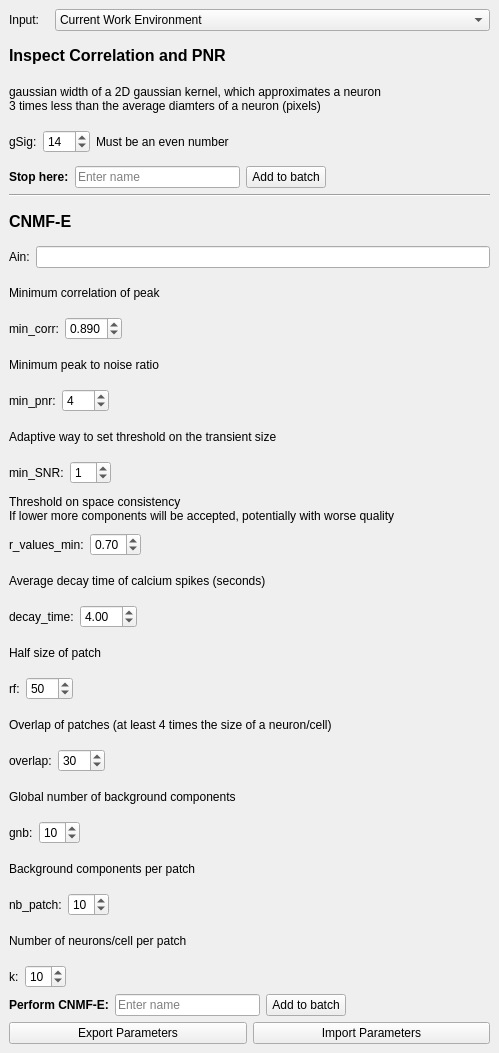
The window that mesmerize/viewer/modules/ui_files/cnmfe_pytemplate.ui (kushalkolar/MESmerize) describes before a commit, drawn with Qt 5.
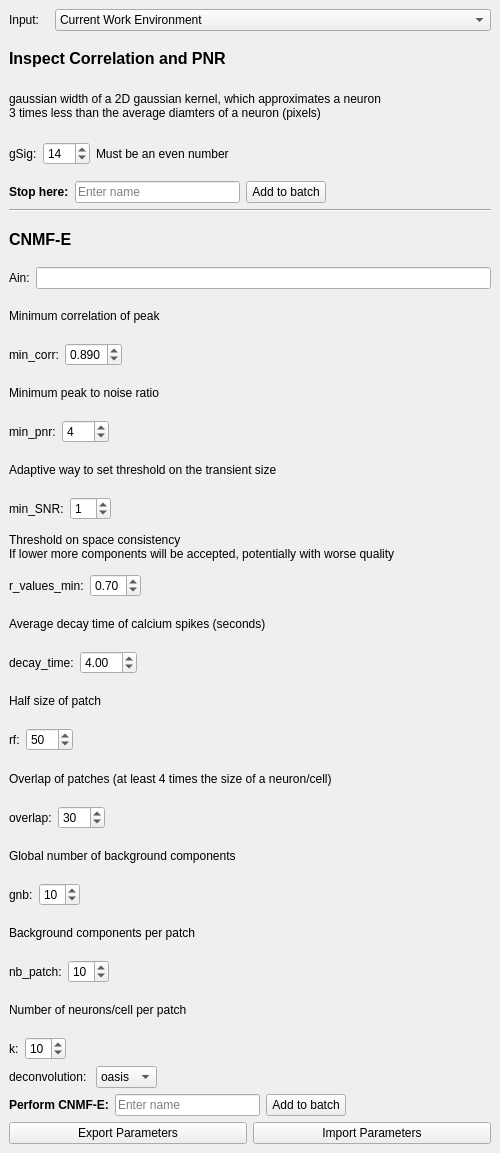
The same window after the commit.

Commit message: Added deconvolution options to CNMFE GUI and runner module

What changed in the file:
```diff
--- a/mesmerize/viewer/modules/ui_files/cnmfe_pytemplate.ui
+++ b/mesmerize/viewer/modules/ui_files/cnmfe_pytemplate.ui
@@ -9,8 +9,8 @@
    <rect>
     <x>0</x>
     <y>0</y>
-    <width>499</width>
-    <height>1053</height>
+    <width>500</width>
+    <height>1153</height>
    </rect>
   </property>
   <property name="floating">
@@ -624,6 +624,49 @@
       </item>
      </layout>
     </item>
+    <item>
+     <layout class="QHBoxLayout" name="horizontalLayout_5">
+      <item>
+       <widget class="QLabel" name="label_4">
+        <property name="text">
+         <string>deconvolution: </string>
+        </property>
+       </widget>
+      </item>
+      <item>
+       <widget class="QComboBox" name="comboBoxDeconv">
+        <item>
+         <property name="text">
+          <string>oasis</string>
+         </property>
+        </item>
+        <item>
+         <property name="text">
+          <string>cvxpy</string>
+         </property>
+        </item>
+        <item>
+         <property name="text">
+          <string>SKIP</string>
+         </property>
+        </item>
+       </widget>
+      </item>
+      <item>
+       <spacer name="horizontalSpacer_2">
+        <property name="orientation">
+         <enum>Qt::Horizontal</enum>
+        </property>
+        <property name="sizeHint" stdset="0">
+         <size>
+          <width>40</width>
+          <height>20</height>
+         </size>
+        </property>
+       </spacer>
+      </item>
+     </layout>
+    </item>
     <item>
      <layout class="QHBoxLayout" name="horizontalLayout_11">
       <item>
```
The commit also changes 3 other files.
